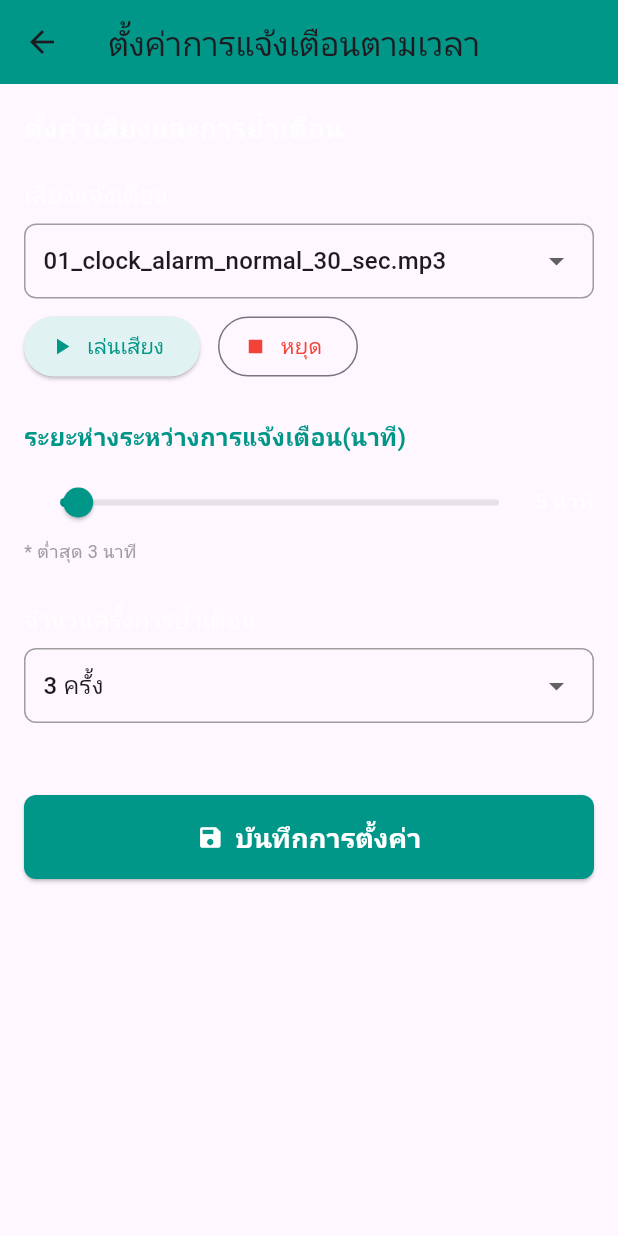
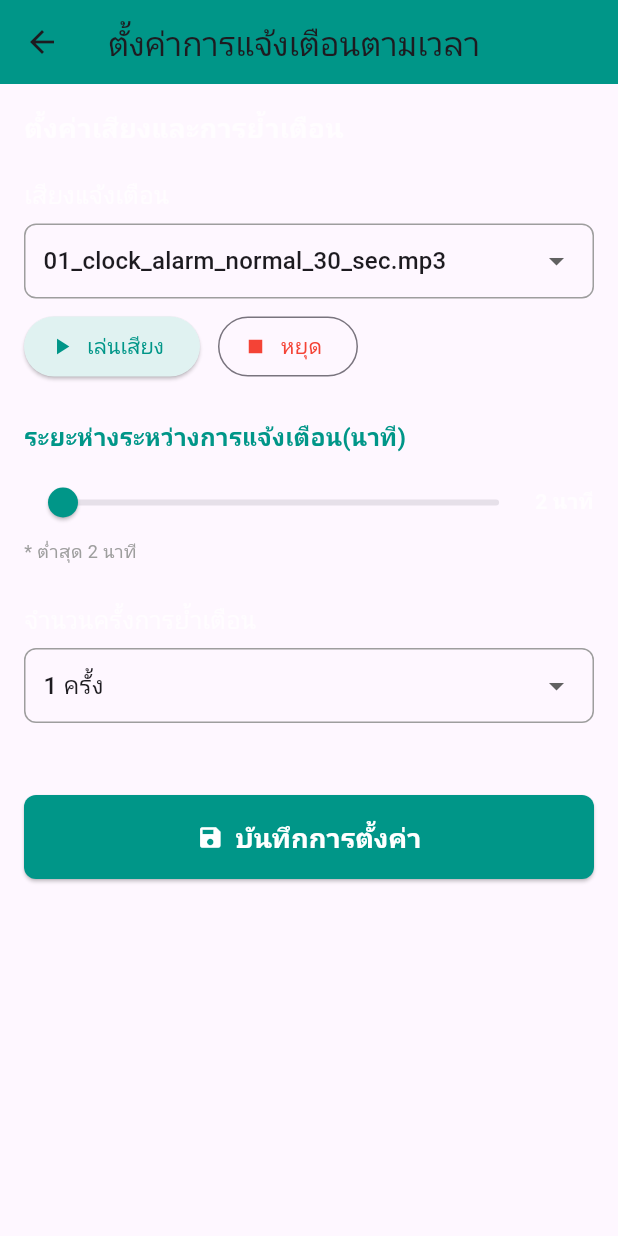
Before and after one commit to so-big/pillmate, a Flutter app: the NortificationSettingPage screen opened directly, on a phone screen of 412 x 824 dp. Run offline on Flutter 3.47's test engine with Material 3 defaults, Android fonts, the phone set to English and light mode, and no system bars; our stand-ins replace audioplayers, flutter_local_notifications, image_picker, sqflite, sqflite_common_ffi, timezone; missing offline and left inert: flutter_nfc_kit, ndef; accounts and stored records are empty.

Commit message:
แก้ไขค่า default norti setting

```diff
--- a/lib/nortification_setting.dart
+++ b/lib/nortification_setting.dart
@@ -33,14 +33,10 @@ class _NortificationSettingPageState extends State<NortificationSettingPage> {
 
   // --- ตัวแปรโหมดเวลา ---
   String? _timeModeSound;
-  int _timeModeSnoozeDuration = 5;
-  int _timeModeRepeatCount = 3;
-
-  // --- ตัวแปรโหมดมื้ออาหาร (ถูกลบทิ้งจากหน้านี้) ---
-  // String? _mealModeSound;
-  // TimeOfDay _breakfastTime = const TimeOfDay(hour: 6, minute: 0);
-  // TimeOfDay _lunchTime = const TimeOfDay(hour: 12, minute: 0);
-  // TimeOfDay _dinnerTime = const TimeOfDay(hour: 18, minute: 0);
+  // ✅ เปลี่ยน Default: 5 -> 2 นาที
+  int _timeModeSnoozeDuration = 2;
+  // ✅ เปลี่ยน Default: 3 -> 1 ครั้ง
+  int _timeModeRepeatCount = 1;
 
   @override
   void initState() {
@@ -48,7 +44,6 @@ class _NortificationSettingPageState extends State<NortificationSettingPage> {
     // ตั้งค่าเริ่มต้น
     if (_availableSounds.isNotEmpty) {
       _timeModeSound = _availableSounds.first;
-      // _mealModeSound = _availableSounds.first; // ลบส่วนนี้
     }
     _initData();
   }
@@ -110,29 +105,13 @@ class _NortificationSettingPageState extends State<NortificationSettingPage> {
           }
           if (data['time_mode_snooze_duration'] != null) {
             int val = data['time_mode_snooze_duration'];
-            if (val < 3) val = 3;
+            // ✅ เปลี่ยน Min validation: 3 -> 2
+            if (val < 2) val = 2;
             _timeModeSnoozeDuration = val;
           }
           if (data['time_mode_repeat_count'] != null) {
             _timeModeRepeatCount = data['time_mode_repeat_count'];
           }
-
-          // ลบส่วนการโหลด Meal Mode ออก
-          /*
-          if (data['meal_mode_sound'] != null &&
-              _availableSounds.contains(data['meal_mode_sound'])) {
-            _mealModeSound = data['meal_mode_sound'];
-          }
-          if (data['meal_breakfast_time'] != null) {
-            _breakfastTime = _parseTime(data['meal_breakfast_time']);
-          }
-          if (data['meal_lunch_time'] != null) {
-            _lunchTime = _parseTime(data['meal_lunch_time']);
-          }
-          if (data['meal_dinner_time'] != null) {
-            _dinnerTime = _parseTime(data['meal_dinner_time']);
-          }
-          */
         }
       }
     } catch (e) {
@@ -160,7 +139,6 @@ class _NortificationSettingPageState extends State<NortificationSettingPage> {
       data['time_mode_snooze_duration'] = _timeModeSnoozeDuration;
       data['time_mode_repeat_count'] = _timeModeRepeatCount;
 
-      // ลบส่วนการบันทึก Meal Mode ออก
       data.remove('meal_mode_sound');
       data.remove('meal_breakfast_time');
       data.remove('meal_lunch_time');
@@ -179,8 +157,6 @@ class _NortificationSettingPageState extends State<NortificationSettingPage> {
       debugPrint('Error saving settings: $e');
     }
   }
-
-  // ลบฟังก์ชัน _parseTime และ _formatTime ออก เนื่องจากไม่ใช้แล้ว
 
   String _getFileName(String path) {
     // ตัด path ยาวๆ ให้เหลือแค่ชื่อไฟล์
@@ -215,15 +191,12 @@ class _NortificationSettingPageState extends State<NortificationSettingPage> {
       return const Scaffold(body: Center(child: CircularProgressIndicator()));
     }
 
-    // ลบ DefaultTabController และ TabBarView ออก
     return Scaffold(
       appBar: AppBar(
-        title: const Text('ตั้งค่าการแจ้งเตือนตามเวลา'), // เปลี่ยน Title
+        title: const Text('ตั้งค่าการแจ้งเตือนตามเวลา'),
         backgroundColor: Colors.teal,
-        // ลบ bottom: TabBar ออก
         actions: const [],
       ),
-      // แสดงเฉพาะ _buildTimeModeView() แทน TabBarView
       body: _buildTimeModeView(),
     );
   }
@@ -271,9 +244,11 @@ class _NortificationSettingPageState extends State<NortificationSettingPage> {
               Expanded(
                 child: Slider(
                   value: _timeModeSnoozeDuration.toDouble(),
-                  min: 3,
+                  // ✅ เปลี่ยน Min value: 3 -> 2
+                  min: 2,
                   max: 60,
-                  divisions: 57,
+                  // ✅ เปลี่ยน Divisions: 57 -> 58
+                  divisions: 58,
                   label: '$_timeModeSnoozeDuration นาที',
                   activeColor: Colors.teal,
                   onChanged: (val) {
@@ -290,7 +265,8 @@ class _NortificationSettingPageState extends State<NortificationSettingPage> {
             ],
           ),
           const Text(
-            '* ต่ำสุด 3 นาที',
+            // ✅ เปลี่ยน Note: 3 -> 2
+            '* ต่ำสุด 2 นาที',
             style: TextStyle(color: Colors.grey, fontSize: 12),
           ),
 
@@ -336,8 +312,6 @@ class _NortificationSettingPageState extends State<NortificationSettingPage> {
       ),
     );
   }
-
-  // ลบ Widget _buildMealModeView() ออก
 
   Widget _buildSoundSelector({
     required String label,
@@ -396,6 +370,4 @@ class _NortificationSettingPageState extends State<NortificationSettingPage> {
       ],
     );
   }
-
-  // ลบ Widget _buildTimePickerRow ออก
 }
```
